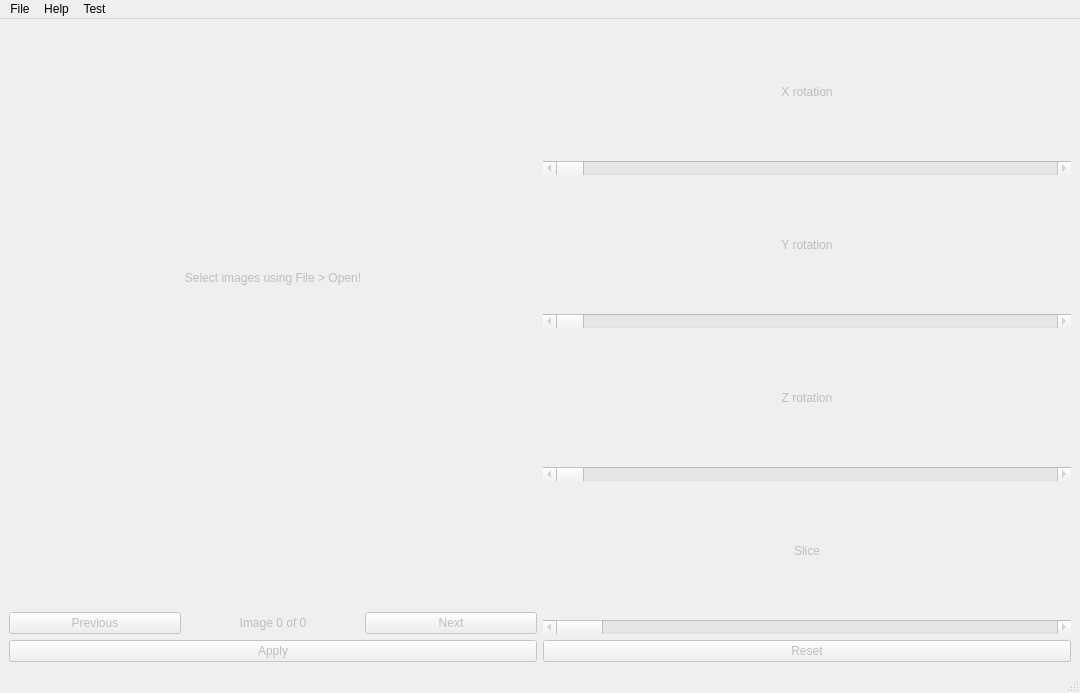
Above: src/GUI/main.ui from NIRALUser/NeuroRuler before the change. Below: the same form after it.
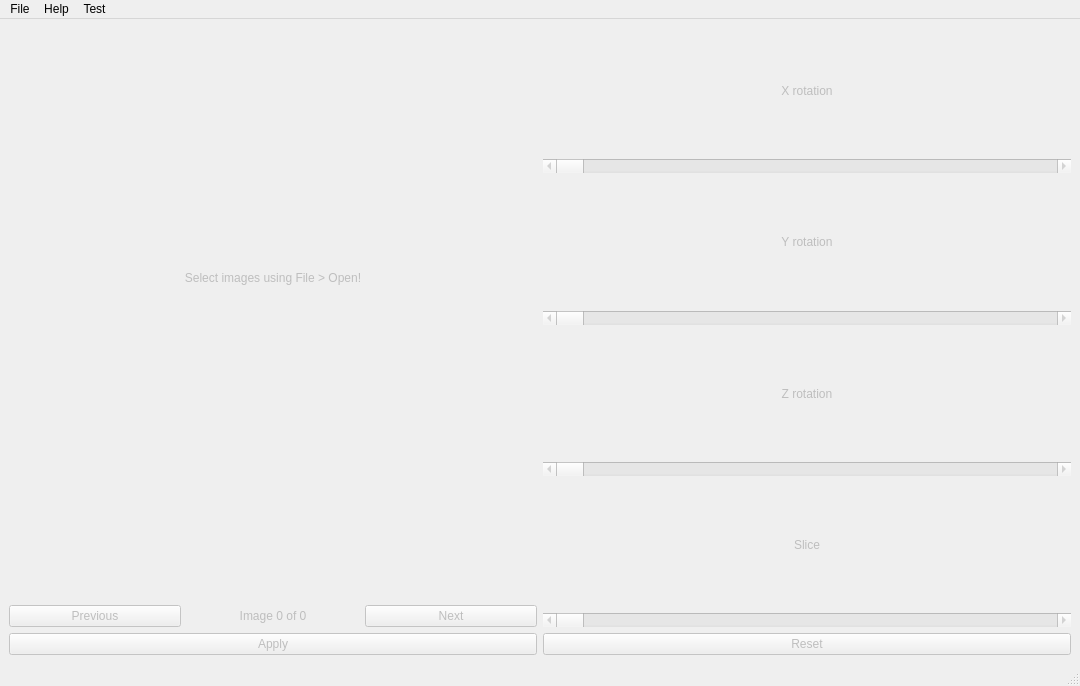
That is the form after the change.

What changed in the file:
```diff
--- a/src/GUI/main.ui
+++ b/src/GUI/main.ui
@@ -7,7 +7,7 @@
     <x>0</x>
     <y>0</y>
     <width>1080</width>
-    <height>693</height>
+    <height>686</height>
    </rect>
   </property>
   <property name="windowTitle">
@@ -224,7 +224,7 @@
          <string>Control slice number.</string>
         </property>
         <property name="maximum">
-         <number>100</number>
+         <number>180</number>
         </property>
         <property name="orientation">
          <enum>Qt::Horizontal</enum>
```
Left out of the diff: 24 changed lines with no effect on the pictures.
